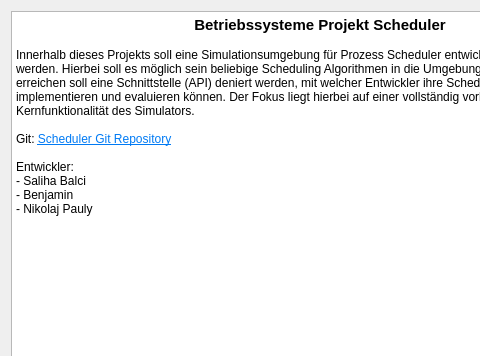
Before: the Qt Designer form Betriebssysteme_Scheduler/dialogueberinformationen.ui in Baffmer/Betriebssysteme_Scheduler, drawn with Qt 5; both pictures show x 0 to 480 and y 0 to 356 of the 640 by 480 pixel window.
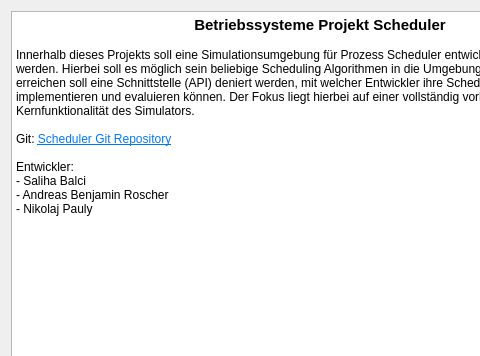
After: the same form once the commit is applied.

Commit message: Namen im Info Menü hinzugefügt

The edit to the form file:
```diff
--- a/Betriebssysteme_Scheduler/dialogueberinformationen.ui
+++ b/Betriebssysteme_Scheduler/dialogueberinformationen.ui
@@ -44,7 +44,7 @@
 &lt;p style=&quot;-qt-paragraph-type:empty; margin-top:0px; margin-bottom:0px; margin-left:0px; margin-right:0px; -qt-block-indent:0; text-indent:0px; text-decoration: underline; color:#007af4;&quot;&gt;&lt;br /&gt;&lt;/p&gt;
 &lt;p style=&quot; margin-top:0px; margin-bottom:0px; margin-left:0px; margin-right:0px; -qt-block-indent:0; text-indent:0px;&quot;&gt;Entwickler:&lt;/p&gt;
 &lt;p style=&quot; margin-top:0px; margin-bottom:0px; margin-left:0px; margin-right:0px; -qt-block-indent:0; text-indent:0px;&quot;&gt;- Saliha Balci&lt;/p&gt;
-&lt;p style=&quot; margin-top:0px; margin-bottom:0px; margin-left:0px; margin-right:0px; -qt-block-indent:0; text-indent:0px;&quot;&gt;- Benjamin&lt;/p&gt;
+&lt;p style=&quot; margin-top:0px; margin-bottom:0px; margin-left:0px; margin-right:0px; -qt-block-indent:0; text-indent:0px;&quot;&gt;- Andreas Benjamin Roscher&lt;/p&gt;
 &lt;p style=&quot; margin-top:0px; margin-bottom:0px; margin-left:0px; margin-right:0px; -qt-block-indent:0; text-indent:0px;&quot;&gt;- Nikolaj Pauly&lt;/p&gt;&lt;/body&gt;&lt;/html&gt;</string>
      </property>
     </widget>
```
